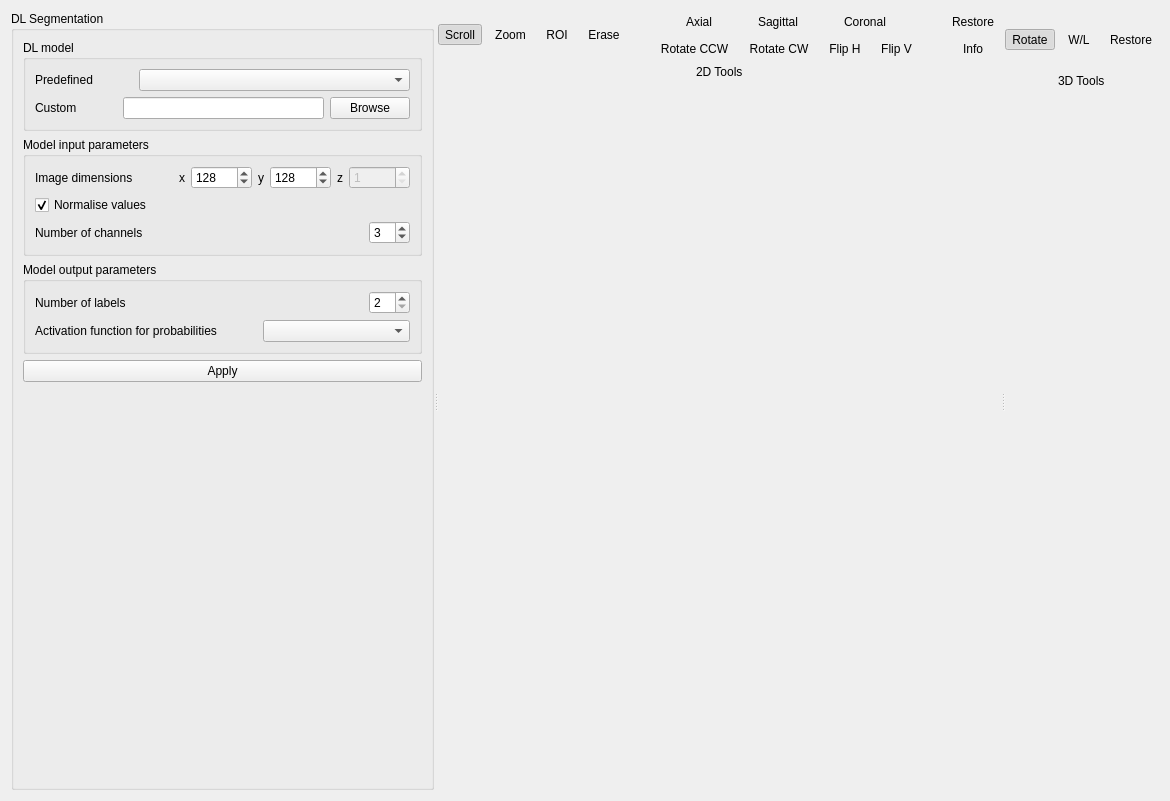
Above: starviewer/src/extensions/playground/dlsegmentation/qdlsegmentationextensionbase.ui from starviewer-medical/starviewer before the change. Below: the same form after it.
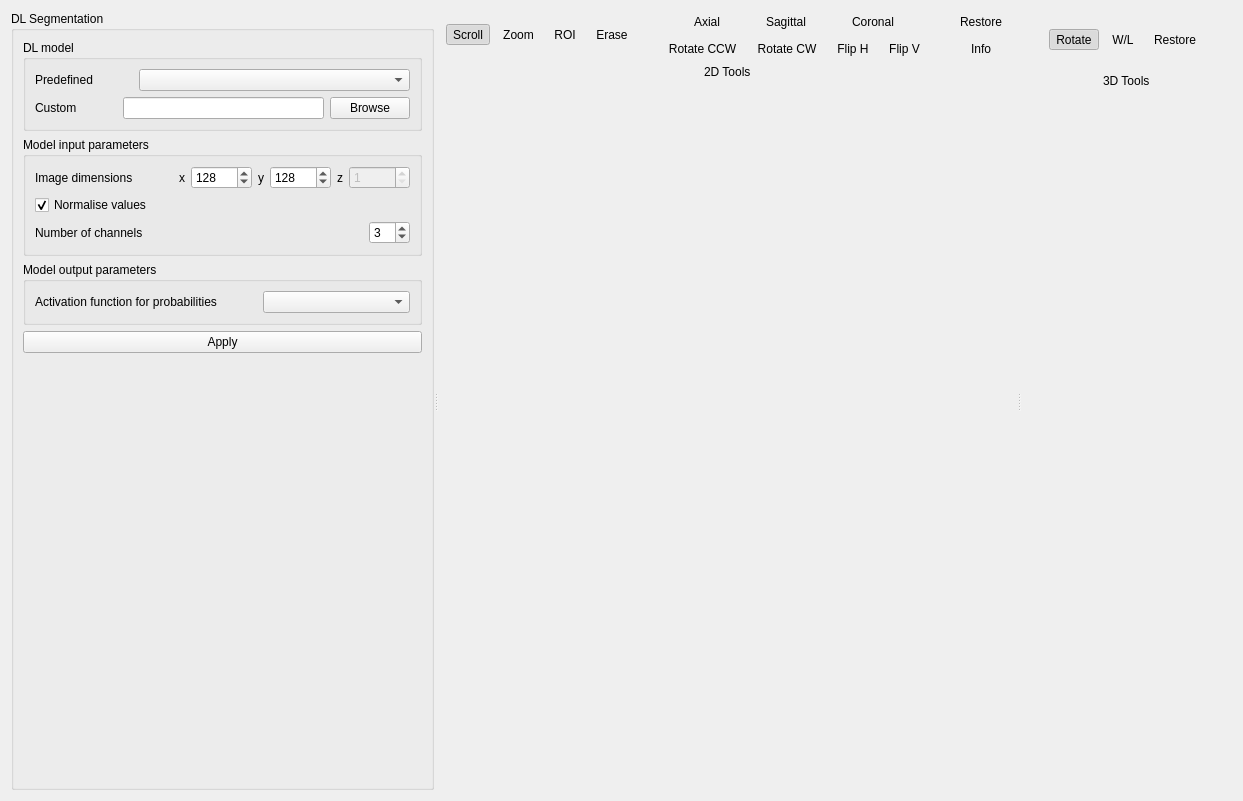
That is the form after the change. Icons and pictures are not drawn. Custom widgets are drawn as their Qt base class.

Commit message: ENH: Delegate output labels computation to DL module (no need for user input)

```diff
--- a/starviewer/src/extensions/playground/dlsegmentation/qdlsegmentationextensionbase.ui
+++ b/starviewer/src/extensions/playground/dlsegmentation/qdlsegmentationextensionbase.ui
@@ -6,7 +6,7 @@
    <rect>
     <x>0</x>
     <y>0</y>
-    <width>1150</width>
+    <width>1243</width>
     <height>801</height>
    </rect>
   </property>
@@ -295,43 +295,6 @@
           <string>Model output parameters</string>
          </property>
          <layout class="QVBoxLayout" name="verticalLayout_13">
-          <item>
-           <layout class="QHBoxLayout" name="m_outputParamLabelsHLayout">
-            <item>
-             <widget class="QLabel" name="m_outputParamLabelsLabel">
-              <property name="text">
-               <string>Number of labels</string>
-              </property>
-             </widget>
-            </item>
-            <item>
-             <spacer name="m_outputParamLabelsSpacer">
-              <property name="orientation">
-               <enum>Qt::Horizontal</enum>
-              </property>
-              <property name="sizeHint" stdset="0">
-               <size>
-                <width>40</width>
-                <height>20</height>
-               </size>
-              </property>
-             </spacer>
-            </item>
-            <item>
-             <widget class="QSpinBox" name="m_outputParamLabelsSpinBox">
-              <property name="enabled">
-               <bool>true</bool>
-              </property>
-              <property name="minimum">
-               <number>2</number>
-              </property>
-              <property name="value">
-               <number>2</number>
-              </property>
-             </widget>
-            </item>
-           </layout>
-          </item>
           <item>
            <layout class="QHBoxLayout" name="m_outputParamFunctionHLayout">
             <item>
```
Left out of the diff: 1 changed line with no effect on the pictures. The commit also changes 5 other files.
